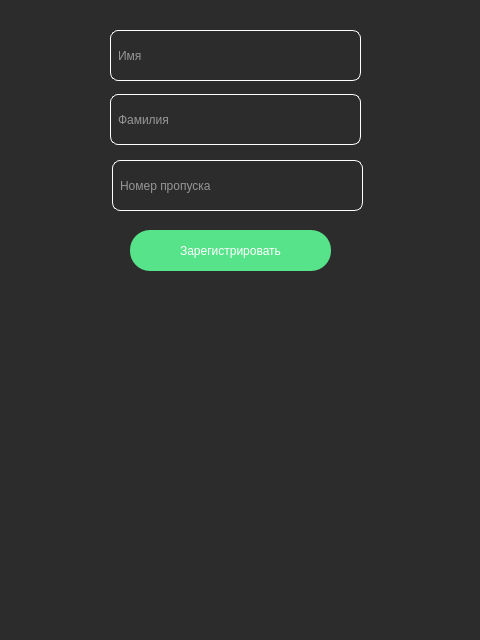
Qt form reg_window.ui (raison-collab/MiigaikYAPCardsZachetPyQt) before a commit.
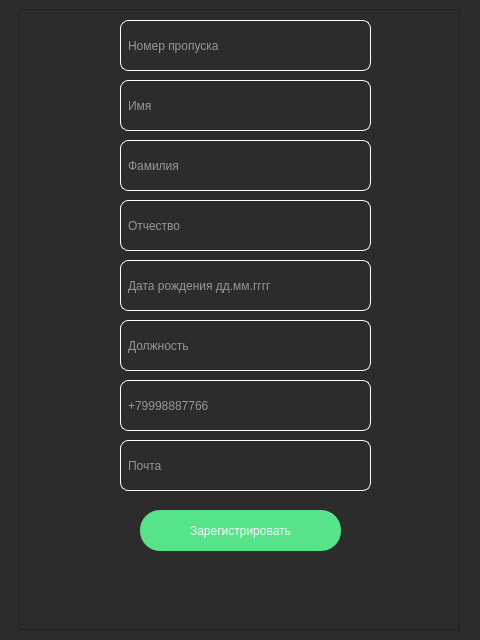
The same form after that commit.

Patch:
```diff
--- a/reg_window.ui
+++ b/reg_window.ui
@@ -17,51 +17,32 @@
    <string notr="true">background-color: rgb(44, 44, 44);</string>
   </property>
   <widget class="QWidget" name="centralwidget">
-   <widget class="QLineEdit" name="first_name">
+   <widget class="QScrollArea" name="scrollArea">
     <property name="geometry">
      <rect>
-      <x>110</x>
-      <y>30</y>
-      <width>251</width>
-      <height>51</height>
+      <x>19</x>
+      <y>9</y>
+      <width>441</width>
+      <height>621</height>
      </rect>
     </property>
-    <property name="styleSheet">
-     <string notr="true">border-radius: 8px;
-color: rgb(255, 255, 255);
-padding: 5px;
-font: 25 italic 13pt &quot;Ubuntu&quot;;
-border:  1px solid #fff;</string>
+    <property name="widgetResizable">
+     <bool>true</bool>
     </property>
-    <property name="placeholderText">
-     <string>Имя</string>
-    </property>
-   </widget>
-   <widget class="QLineEdit" name="second_name">
+    <widget class="QWidget" name="scrollAreaWidgetContents">
     <property name="geometry">
      <rect>
-      <x>110</x>
-      <y>94</y>
-      <width>251</width>
-      <height>51</height>
-     </rect>
-    </property>
-    <property name="styleSheet">
-     <string notr="true">border-radius: 8px;
-color: rgb(255, 255, 255);
-padding: 5px;
-font: 25 italic 13pt &quot;Ubuntu&quot;;
-border:  1px solid #fff;</string>
-    </property>
-    <property name="placeholderText">
-     <string>Фамилия</string>
-    </property>
-   </widget>
+       <x>0</x>
+       <y>0</y>
+       <width>439</width>
+       <height>619</height>
+      </rect>
+     </property>
    <widget class="QLineEdit" name="card_number">
     <property name="geometry">
      <rect>
-      <x>112</x>
-      <y>160</y>
+        <x>100</x>
+        <y>10</y>
       <width>251</width>
       <height>51</height>
      </rect>
@@ -80,8 +61,8 @@
    <widget class="QPushButton" name="reg_button">
     <property name="geometry">
      <rect>
-      <x>130</x>
-      <y>230</y>
+        <x>120</x>
+        <y>500</y>
       <width>201</width>
       <height>41</height>
      </rect>
@@ -95,6 +76,148 @@
     <property name="text">
      <string>Зарегистрировать</string>
     </property>
+     </widget>
+     <widget class="QLineEdit" name="first_name">
+      <property name="geometry">
+       <rect>
+        <x>100</x>
+        <y>70</y>
+        <width>251</width>
+        <height>51</height>
+       </rect>
+      </property>
+      <property name="styleSheet">
+       <string notr="true">border-radius: 8px;
+color: rgb(255, 255, 255);
+padding: 5px;
+font: 25 italic 13pt &quot;Ubuntu&quot;;
+border:  1px solid #fff;</string>
+      </property>
+      <property name="placeholderText">
+       <string>Имя</string>
+      </property>
+     </widget>
+     <widget class="QLineEdit" name="second_name">
+      <property name="geometry">
+       <rect>
+        <x>100</x>
+        <y>130</y>
+        <width>251</width>
+        <height>51</height>
+       </rect>
+      </property>
+      <property name="styleSheet">
+       <string notr="true">border-radius: 8px;
+color: rgb(255, 255, 255);
+padding: 5px;
+font: 25 italic 13pt &quot;Ubuntu&quot;;
+border:  1px solid #fff;</string>
+      </property>
+      <property name="placeholderText">
+       <string>Фамилия</string>
+      </property>
+     </widget>
+     <widget class="QLineEdit" name="last_name">
+      <property name="geometry">
+       <rect>
+        <x>100</x>
+        <y>190</y>
+        <width>251</width>
+        <height>51</height>
+       </rect>
+      </property>
+      <property name="styleSheet">
+       <string notr="true">border-radius: 8px;
+color: rgb(255, 255, 255);
+padding: 5px;
+font: 25 italic 13pt &quot;Ubuntu&quot;;
+border:  1px solid #fff;</string>
+      </property>
+      <property name="placeholderText">
+       <string>Отчество</string>
+      </property>
+     </widget>
+     <widget class="QLineEdit" name="birthday">
+      <property name="geometry">
+       <rect>
+        <x>100</x>
+        <y>250</y>
+        <width>251</width>
+        <height>51</height>
+       </rect>
+      </property>
+      <property name="styleSheet">
+       <string notr="true">border-radius: 8px;
+color: rgb(255, 255, 255);
+padding: 5px;
+font: 25 italic 13pt &quot;Ubuntu&quot;;
+border:  1px solid #fff;</string>
+      </property>
+      <property name="placeholderText">
+       <string>Дата рождения дд.мм.гггг</string>
+      </property>
+     </widget>
+     <widget class="QLineEdit" name="jobtitle">
+      <property name="geometry">
+       <rect>
+        <x>100</x>
+        <y>310</y>
+        <width>251</width>
+        <height>51</height>
+       </rect>
+      </property>
+      <property name="styleSheet">
+       <string notr="true">border-radius: 8px;
+color: rgb(255, 255, 255);
+padding: 5px;
+font: 25 italic 13pt &quot;Ubuntu&quot;;
+border:  1px solid #fff;</string>
+      </property>
+      <property name="placeholderText">
+       <string>Должность</string>
+      </property>
+     </widget>
+     <widget class="QLineEdit" name="phone_number">
+      <property name="geometry">
+       <rect>
+        <x>100</x>
+        <y>370</y>
+        <width>251</width>
+        <height>51</height>
+       </rect>
+      </property>
+      <property name="styleSheet">
+       <string notr="true">border-radius: 8px;
+color: rgb(255, 255, 255);
+padding: 5px;
+font: 25 italic 13pt &quot;Ubuntu&quot;;
+border:  1px solid #fff;</string>
+      </property>
+      <property name="placeholderText">
+       <string>+79998887766</string>
+      </property>
+     </widget>
+     <widget class="QLineEdit" name="mail">
+      <property name="geometry">
+       <rect>
+        <x>100</x>
+        <y>430</y>
+        <width>251</width>
+        <height>51</height>
+       </rect>
+      </property>
+      <property name="styleSheet">
+       <string notr="true">border-radius: 8px;
+color: rgb(255, 255, 255);
+padding: 5px;
+font: 25 italic 13pt &quot;Ubuntu&quot;;
+border:  1px solid #fff;</string>
+      </property>
+      <property name="placeholderText">
+       <string>Почта</string>
+      </property>
+     </widget>
+    </widget>
    </widget>
   </widget>
  </widget>
```
Lines whose indentation alone changed are shown as unchanged.
